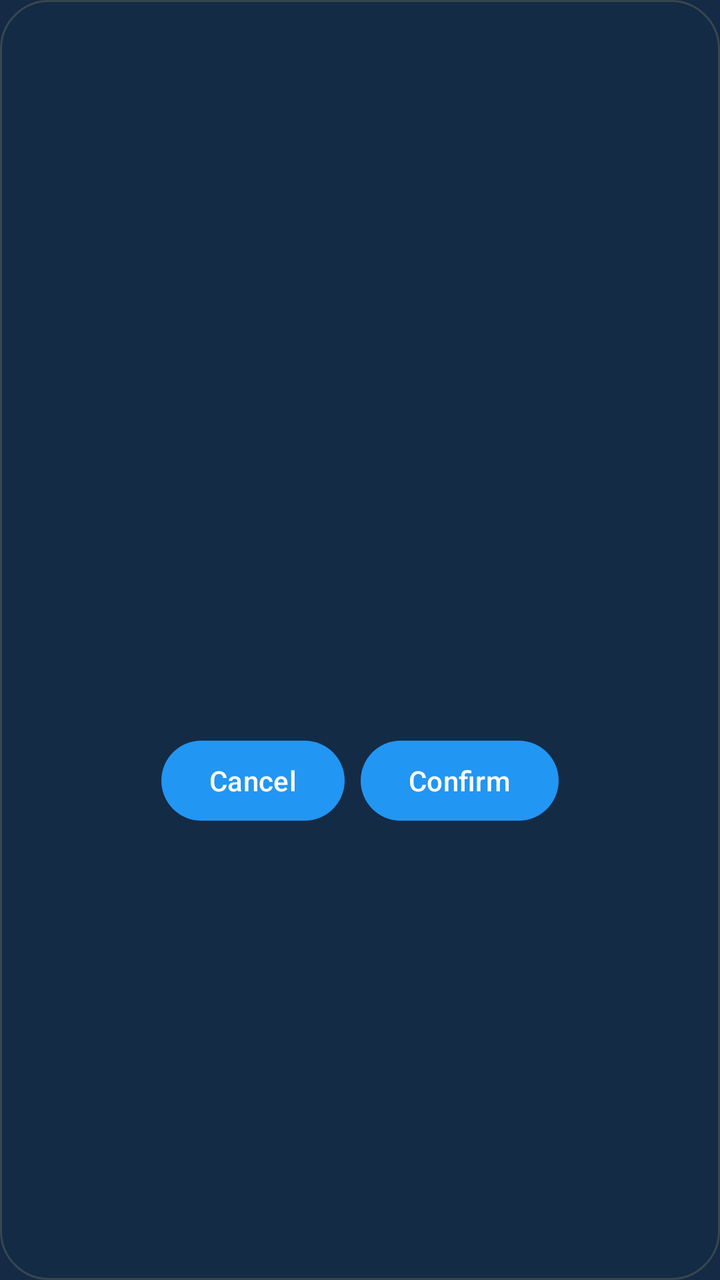
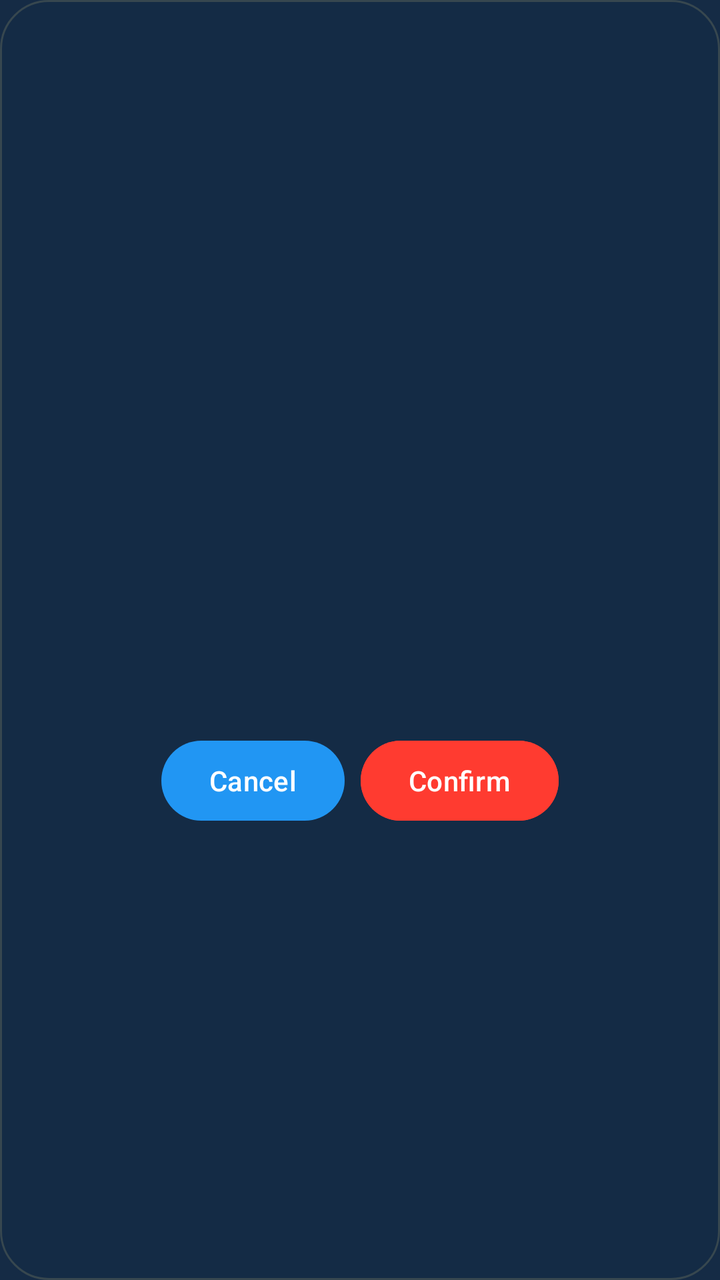

Two renders of the same Android screen: before a commit and after it. Below are the layout's source before the change and the commit's diff.
<!-- AndroidManifest.xml: application theme AppTheme -->
<!-- res/layout/dialog_app_confirm.xml -->
<LinearLayout xmlns:android="http://schemas.android.com/apk/res/android"
    xmlns:app="http://schemas.android.com/apk/res-auto"
    android:orientation="vertical"
    android:padding="24dp"
    android:layout_width="match_parent"
    android:layout_height="wrap_content"
    android:background="@drawable/dialog_background"
    android:gravity="center"
    android:elevation="8dp">

    <ImageView
        android:id="@+id/dialogIcon"
        android:layout_width="56dp"
        android:layout_height="56dp"
        android:layout_gravity="center"
        android:layout_marginBottom="16dp"
        android:contentDescription="@string/dialog_icon_desc" />

    <TextView
        android:id="@+id/dialogTitle"
        android:textAppearance="?attr/textAppearanceTitleMedium"
        android:textStyle="bold"
        android:textColor="?attr/colorOnSurface"
        android:gravity="center"
        android:layout_width="wrap_content"
        android:layout_height="wrap_content" />

    <TextView
        android:id="@+id/dialogMessage"
        android:layout_marginTop="8dp"
        android:textAppearance="?attr/textAppearanceBodyMedium"
        android:textColor="?attr/colorOnSurfaceVariant"
        android:gravity="center"
        android:layout_width="wrap_content"
        android:layout_height="wrap_content" />

    <LinearLayout
        android:orientation="horizontal"
        android:gravity="center"
        android:layout_marginTop="20dp"
        android:layout_width="match_parent"
        android:layout_height="wrap_content">

        <com.google.android.material.button.MaterialButton
            android:id="@+id/btnCancel"
            style="@style/Widget.Material3.Button"
            android:text="@string/cancel"
            android:layout_marginEnd="8dp"
            android:layout_width="wrap_content"
            android:layout_height="wrap_content" />

        <com.google.android.material.button.MaterialButton
            android:id="@+id/btnConfirm"
            style="@style/Widget.Material3.Button"
            android:text="@string/confirm"
            android:layout_width="wrap_content"
            android:layout_height="wrap_content" />
    </LinearLayout>
</LinearLayout>
<!-- resources referenced by this layout -->
<resources>
  <!-- drawable dialog_background (drawable) -->
  <shape xmlns:android="http://schemas.android.com/apk/res/android"
      android:shape="rectangle">
  
      
      <solid android:color="@color/colorSurfaceTransparent" />
  
      
      <corners android:radius="24dp" />
  
      
      <stroke
          android:width="1dp"
          android:color="?attr/colorOutlineVariant" />
  
      <padding
          android:left="20dp"
          android:top="16dp"
          android:right="20dp"
          android:bottom="20dp" />
  </shape>
  <string name="cancel">Cancel</string>
  <string name="confirm">Confirm</string>
  <string name="dialog_icon_desc">Dialog icon</string>
  <style name="AppTheme" parent="Theme.Material3.DayNight.NoActionBar">
  
          
          <item name="colorPrimary">@color/md_theme_light_primary</item>
          <item name="colorOnPrimary">@color/md_theme_light_onPrimary</item>
          <item name="colorSecondary">@color/md_theme_light_secondary</item>
          <item name="colorOnSecondary">@color/md_theme_light_onSecondary</item>
  
          
          <item name="android:colorBackground">@color/md_theme_light_background</item>
          <item name="colorSurface">@color/md_theme_light_surface</item>
          <item name="colorOnSurface">@color/md_theme_light_onSurface</item>
  
          
          <item name="colorSurfaceVariant">@color/md_theme_light_surfaceVariant</item>
          <item name="colorOnSurfaceVariant">@color/md_theme_light_onSurfaceVariant</item>
          <item name="colorOutline">@color/md_theme_light_outline</item>
          <item name="colorOutlineVariant">@color/md_theme_light_outlineVariant</item>
          <item name="colorError">@color/md_theme_light_error</item>
          <item name="colorOnError">@color/md_theme_light_onError</item>
  
          
          <item name="android:statusBarColor">@android:color/transparent</item>
          <item name="android:navigationBarColor">@android:color/black</item>
  
          
          <item name="android:windowLightStatusBar">true</item>
          <item name="android:windowLightNavigationBar">true</item>
  
          
          <item name="windowActionBar">false</item>
          <item name="android:windowNoTitle">true</item>
      </style>
  <color name="colorSurfaceTransparent">#CC152B45</color>
  <color name="md_theme_light_primary">#2196F3</color>
  <color name="md_theme_light_onPrimary">#FFFFFF</color>
  <color name="md_theme_light_secondary">#4A6363</color>
  <color name="md_theme_light_onSecondary">#FFFFFF</color>
  <color name="md_theme_light_background">#152B45</color>
  <color name="md_theme_light_surface">#152B45</color>
  <color name="md_theme_light_onSurface">#E0E6ED</color>
  <color name="md_theme_light_surfaceVariant">#233042</color>
  <color name="md_theme_light_onSurfaceVariant">#5C6B75</color>
  <color name="md_theme_light_outline">#455A64</color>
  <color name="md_theme_light_outlineVariant">#37474F</color>
  <color name="md_theme_light_error">#D32F2F</color>
  <color name="md_theme_light_onError">#FFFFFF</color>
</resources>

<!-- the commit's change to res/layout/dialog_app_confirm.xml (unified diff, before → after) -->
@@ -50,10 +50,11 @@
             android:layout_height="wrap_content" />
 
         <com.google.android.material.button.MaterialButton
-            android:id="@+id/btnConfirm"
-            style="@style/Widget.Material3.Button"
-            android:text="@string/confirm"
-            android:layout_width="wrap_content"
-            android:layout_height="wrap_content" />
+    android:id="@+id/btnConfirm"
+    style="@style/Widget.Material3.Button"
+    android:text="@string/confirm"
+    android:layout_width="wrap_content"
+    android:layout_height="wrap_content"
+    android:backgroundTint="@color/aqua_button_red"/>
     </LinearLayout>
 </LinearLayout>
<!-- resource entries referenced after the edit -->
@@ -1,5 +1,6 @@
 <!-- resources referenced by this layout -->
 <resources>
+  <color name="aqua_button_red">#FF3B30</color>
   <!-- drawable dialog_background (drawable) -->
   <shape xmlns:android="http://schemas.android.com/apk/res/android"
       android:shape="rectangle">
